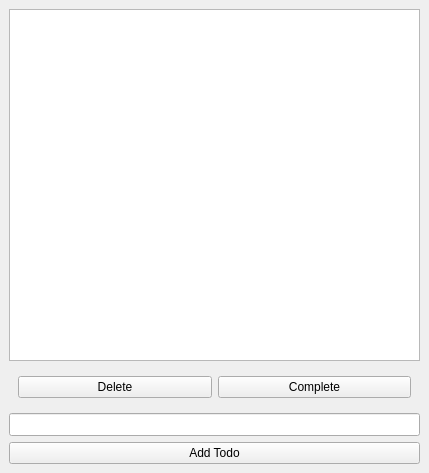
Before: the Qt Designer form 14/mainwindow.ui in leonov-anton/OZON, drawn with Qt 5.
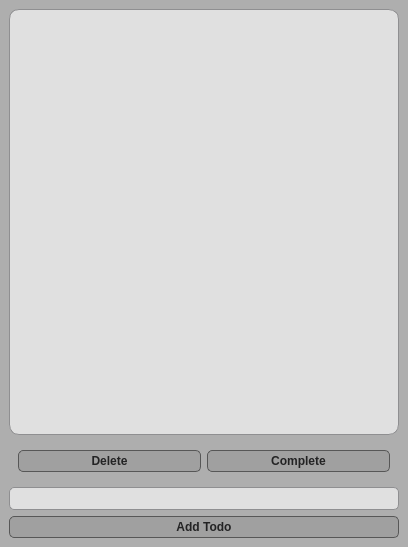
After: the same form once the commit is applied.

Diff of the .ui file:
```diff
--- a/14/mainwindow.ui
+++ b/14/mainwindow.ui
@@ -6,13 +6,64 @@
    <rect>
     <x>0</x>
     <y>0</y>
-    <width>429</width>
-    <height>473</height>
+    <width>408</width>
+    <height>547</height>
    </rect>
   </property>
+  <property name="minimumSize">
+   <size>
+    <width>408</width>
+    <height>547</height>
+   </size>
+  </property>
+  <property name="maximumSize">
+   <size>
+    <width>408</width>
+    <height>547</height>
+   </size>
+  </property>
   <property name="windowTitle">
    <string>Todo</string>
   </property>
+  <property name="styleSheet">
+   <string notr="true"> QPushButton { 
+		background-color: #A0A0A0; 
+		border:1px solid #575757; 
+		border-radius: 5px;
+		color: #232324;
+		font-size: 12px;
+		padding: 3px;
+		font-weight: bold;
+
+}
+ QPushButton:pressed {
+    	 background-color: qlineargradient(x1: 0, y1: 0, x2: 0, y2: 1,
+                                       stop: 0 #8A8A8A, stop: 1 #E0E0E0);
+ }
+
+ QPushButton:flat {
+
+ }
+
+ QPushButton:default {
+   		border-color: #575757;
+ }
+ QLineEdit { 
+		background-color: #E0E0E0; 
+		border: 1px solid #8f8f91; 
+		border-radius: 5px;
+		padding: 2px;
+}
+QListView {
+ 		background-color: #E0E0E0;
+		border: 1px solid #8f8f91; 
+		border-radius: 10px;
+}
+QMainWindow{
+ 		background-color: #AEAEAE;
+ 
+}</string>
+  </property>
   <widget class="QWidget" name="centralwidget">
    <layout class="QVBoxLayout" name="verticalLayout">
     <item>
@@ -24,6 +75,9 @@
     </item>
     <item>
      <widget class="QWidget" name="widget" native="true">
+      <property name="enabled">
+       <bool>true</bool>
+      </property>
       <layout class="QHBoxLayout" name="horizontalLayout">
        <item>
         <widget class="QPushButton" name="deleteButton">
@@ -34,6 +88,9 @@
        </item>
        <item>
         <widget class="QPushButton" name="completeButton">
+         <property name="enabled">
+          <bool>true</bool>
+         </property>
          <property name="text">
           <string>Complete</string>
          </property>
```
